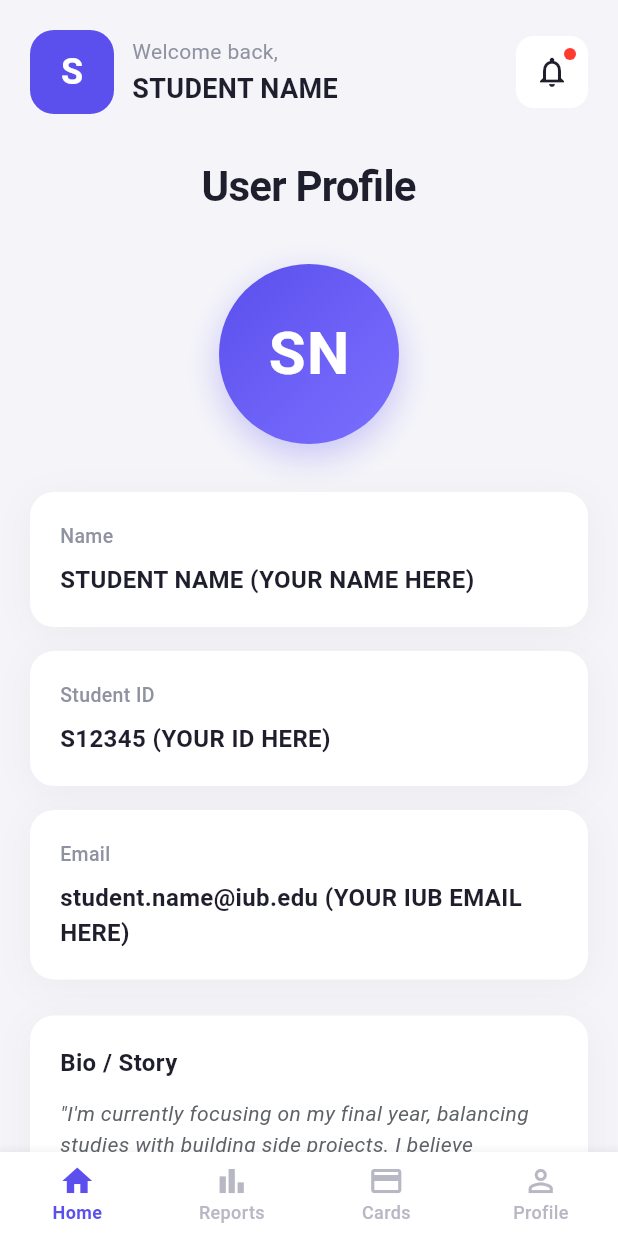
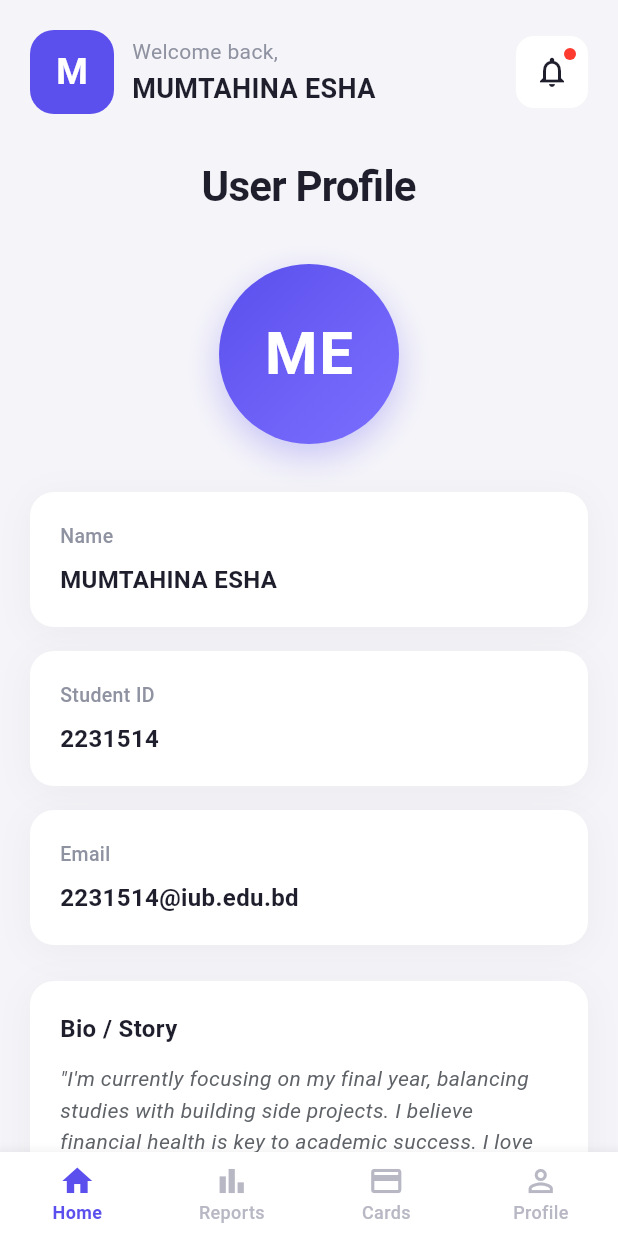
Before and after one commit to Esha610/assignment-two-flutter-UI-MUMTAHINA_ESHA-2231514, a Flutter app: the screen it shows after launch, swiped to page 4, on a phone screen of 412 x 824 dp. Run offline on Flutter 3.47's test engine with Material 3 defaults, Android fonts, the phone set to English and light mode, and no system bars.

Commit message:
edited
2nd commit

```diff
--- a/lib/screen/card_screen.dart
+++ b/lib/screen/card_screen.dart
@@ -24,7 +24,7 @@ class CardsScreen extends StatelessWidget {
                     ),
                     child: const Center(
                       child: Text(
-                        'S',
+                        'M',
                         style: TextStyle(
                           color: Colors.white,
                           fontSize: 24,
@@ -47,7 +47,7 @@ class CardsScreen extends StatelessWidget {
                       ),
                       SizedBox(height: 2),
                       Text(
-                        'STUDENT NAME',
+                        'MUMTAHINA ESHA',
                         style: TextStyle(
                           color: Color(0xFF1E1E2D),
                           fontSize: 18,
@@ -193,7 +193,7 @@ class CardsScreen extends StatelessWidget {
                                       ),
                                       SizedBox(height: 6),
                                       Text(
-                                        'STUDENT NAME',
+                                        'MUMTAHINA ESHA',
                                         style: TextStyle(
                                           color: Colors.white,
                                           fontSize: 14,
--- a/lib/screen/home_screen.dart
+++ b/lib/screen/home_screen.dart
@@ -24,7 +24,7 @@ class HomeScreen extends StatelessWidget {
                     ),
                     child: const Center(
                       child: Text(
-                        'S',
+                        'M',
                         style: TextStyle(
                           color: Colors.white,
                           fontSize: 24,
@@ -47,7 +47,7 @@ class HomeScreen extends StatelessWidget {
                       ),
                       SizedBox(height: 2),
                       Text(
-                        'STUDENT NAME',
+                        'MUMTAHINA ESHA',
                         style: TextStyle(
                           color: Color(0xFF1E1E2D),
                           fontSize: 18,
--- a/lib/screen/profile_screen.dart
+++ b/lib/screen/profile_screen.dart
@@ -24,7 +24,7 @@ class ProfileScreen extends StatelessWidget {
                     ),
                     child: const Center(
                       child: Text(
-                        'S',
+                        'M',
                         style: TextStyle(
                           color: Colors.white,
                           fontSize: 24,
@@ -47,7 +47,7 @@ class ProfileScreen extends StatelessWidget {
                       ),
                       SizedBox(height: 2),
                       Text(
-                        'STUDENT NAME',
+                        'MUMTAHINA ESHA',
                         style: TextStyle(
                           color: Color(0xFF1E1E2D),
                           fontSize: 18,
@@ -130,7 +130,7 @@ class ProfileScreen extends StatelessWidget {
                       ),
                       child: const Center(
                         child: Text(
-                          'SN',
+                          'ME',
                           style: TextStyle(
                             color: Colors.white,
                             fontSize: 40,
@@ -151,7 +151,7 @@ class ProfileScreen extends StatelessWidget {
                           // Name Card
                           _buildInfoCard(
                             label: 'Name',
-                            value: 'STUDENT NAME (YOUR NAME HERE)',
+                            value: 'MUMTAHINA ESHA',
                           ),
 
                           const SizedBox(height: 16),
@@ -159,7 +159,7 @@ class ProfileScreen extends StatelessWidget {
                           // Student ID Card
                           _buildInfoCard(
                             label: 'Student ID',
-                            value: 'S12345 (YOUR ID HERE)',
+                            value: '2231514',
                           ),
 
                           const SizedBox(height: 16),
@@ -167,7 +167,7 @@ class ProfileScreen extends StatelessWidget {
                           // Email Card
                           _buildInfoCard(
                             label: 'Email',
-                            value: 'student.name@iub.edu (YOUR IUB EMAIL HERE)',
+                            value: '2231514@iub.edu.bd',
                           ),
 
                           const SizedBox(height: 24),
@@ -208,16 +208,7 @@ class ProfileScreen extends StatelessWidget {
                                     height: 1.5,
                                   ),
                                 ),
-                                const SizedBox(height: 12),
-                                const Text(
-                                  '(Note: Students should replace the text above with their own description here!)',
-                                  style: TextStyle(
-                                    color: Color(0xFFFF3B30),
-                                    fontSize: 12,
-                                    fontWeight: FontWeight.w400,
-                                    height: 1.4,
-                                  ),
-                                ),
+
                               ],
                             ),
                           ),
--- a/lib/screen/report_screen.dart
+++ b/lib/screen/report_screen.dart
@@ -24,7 +24,7 @@ class ReportsScreen extends StatelessWidget {
                     ),
                     child: const Center(
                       child: Text(
-                        'S',
+                        'M',
                         style: TextStyle(
                           color: Colors.white,
                           fontSize: 24,
@@ -47,7 +47,7 @@ class ReportsScreen extends StatelessWidget {
                       ),
                       SizedBox(height: 2),
                       Text(
-                        'STUDENT NAME',
+                        'MUMTAHINA ESHA',
                         style: TextStyle(
                           color: Color(0xFF1E1E2D),
                           fontSize: 18,
```
